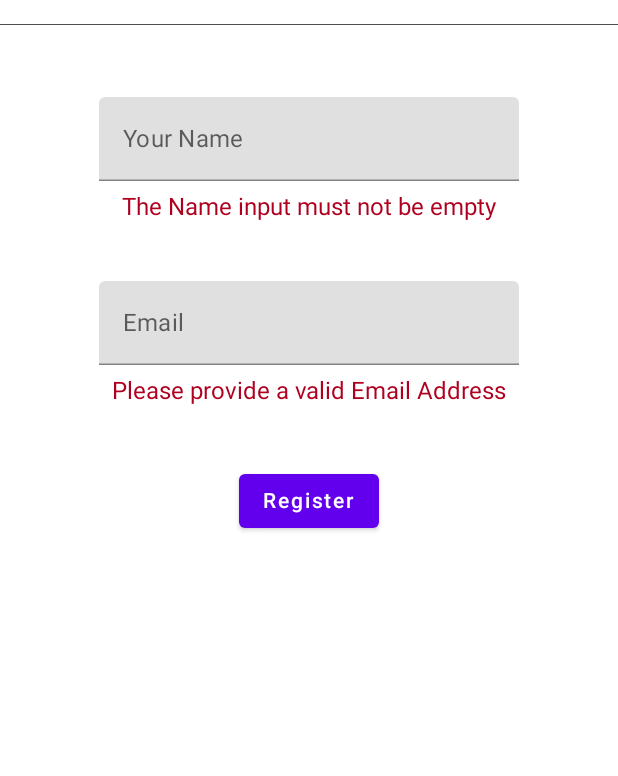
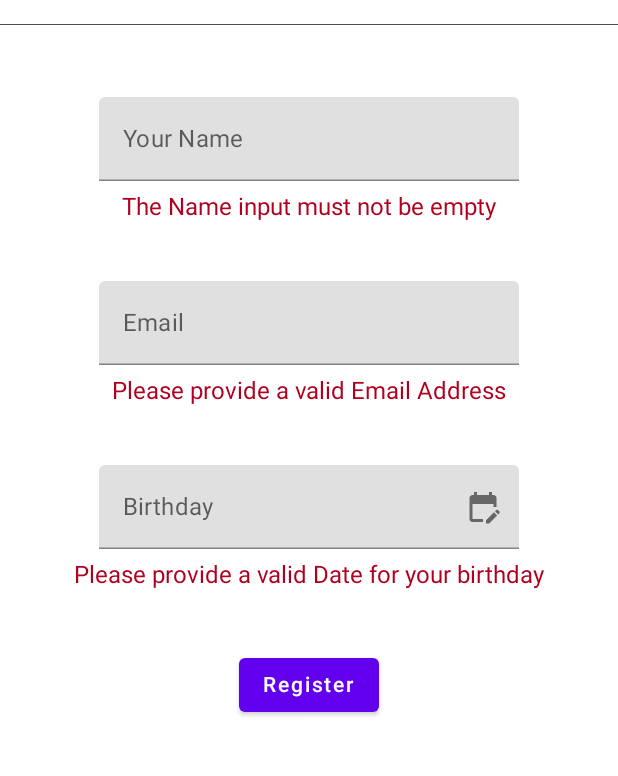
Before and after one commit to Vancore/Registration_Example, an Android app built with Jetpack Compose: the screen it shows after launch (RegistrationActivity), after a tap on "Register", on a phone screen of 412 x 824 dp, the part 108-884 px from its top. Run offline under Robolectric (Android 15) with nearby library versions, the light colour scheme and no system bars; our stand-ins replace Dagger/Hilt's generated code, accompanist.

Commit message:
Datepicker added.

```diff
--- a/app/src/main/java/com/example/registrationzkb/screens/registration/RegistrationScreen.kt
+++ b/app/src/main/java/com/example/registrationzkb/screens/registration/RegistrationScreen.kt
@@ -1,20 +1,37 @@
 package com.example.registrationzkb.screens.registration
 
+import android.app.DatePickerDialog
 import android.content.res.Configuration
+import android.widget.DatePicker
+import androidx.compose.foundation.BorderStroke
+import androidx.compose.foundation.background
+import androidx.compose.foundation.border
+import androidx.compose.foundation.clickable
 import androidx.compose.foundation.layout.*
+import androidx.compose.foundation.shape.RoundedCornerShape
+import androidx.compose.foundation.text.KeyboardActions
 import androidx.compose.foundation.text.KeyboardOptions
 import androidx.compose.material.*
+import androidx.compose.material.icons.Icons
+import androidx.compose.material.icons.filled.EditCalendar
 import androidx.compose.runtime.*
 import androidx.compose.ui.Alignment
 import androidx.compose.ui.Modifier
+import androidx.compose.ui.draw.alpha
+import androidx.compose.ui.graphics.Color
+import androidx.compose.ui.platform.LocalContext
 import androidx.compose.ui.text.input.ImeAction
 import androidx.compose.ui.text.input.KeyboardType
 import androidx.compose.ui.tooling.preview.Preview
 import androidx.compose.ui.unit.dp
+import androidx.compose.ui.window.Dialog
 import com.example.registrationzkb.RegistrationViewModel
 import com.example.registrationzkb.data.RegistrationInput
+import com.example.registrationzkb.screens.shared.ZKBCalendarView
 import com.example.registrationzkb.ui.theme.RegistrationZKBTheme
 import com.google.accompanist.insets.ProvideWindowInsets
+import java.text.SimpleDateFormat
+import java.util.*
 
 @Composable
 fun RegistrationScreen(
@@ -49,7 +66,11 @@ fun RegistrationScreenContent(
 ) {
     val (currentNameInput, nameChange) = remember { mutableStateOf("") }
     val (currentEmailInput, emailChange) = remember { mutableStateOf("") }
-    val (currentBirthdayInput, birthdayChange) = remember { mutableStateOf(0L) }
+    val (currentBirthdayInput, birthdayChange) = remember { mutableStateOf("") }
+
+    var selectedDate by remember { mutableStateOf(Date()) }
+    var showCalendar by remember { mutableStateOf(false) }
+    var showErrors by remember { mutableStateOf(false) }
 
     Column(
         horizontalAlignment = Alignment.CenterHorizontally,
@@ -64,7 +85,7 @@ fun RegistrationScreenContent(
             label = { Text("Your Name") },
             keyboardOptions = KeyboardOptions.Default.copy(imeAction = ImeAction.Next)
         )
-        if (errorInName) {
+        if (showErrors && errorInName) {
             Text(
                 text = "The Name input must not be empty",
                 color = MaterialTheme.colors.error,
@@ -81,9 +102,12 @@ fun RegistrationScreenContent(
             keyboardOptions = KeyboardOptions.Default.copy(
                 keyboardType = KeyboardType.Email,
                 imeAction = ImeAction.Next
+            ),
+            keyboardActions = KeyboardActions(
+                onNext = { showCalendar = !showCalendar }
             )
         )
-        if (errorInEmail) {
+        if (showErrors && errorInEmail) {
             Text(
                 text = "Please provide a valid Email Address",
                 color = MaterialTheme.colors.error,
@@ -93,16 +117,125 @@ fun RegistrationScreenContent(
 
         Spacer(modifier = Modifier.padding(16.dp))
 
+        Box {
+            TextField(
+                value = currentBirthdayInput,
+                onValueChange = birthdayChange,
+                label = { Text("Birthday") },
+                keyboardOptions = KeyboardOptions.Default.copy(
+                    keyboardType = KeyboardType.Number,
+                    imeAction = ImeAction.Go
+                ),
+                trailingIcon = {
+                    Icon(
+                        imageVector = Icons.Default.EditCalendar,
+                        contentDescription = null
+                    )
+                },
+                modifier = Modifier
+                    .clickable {
+                        showCalendar = !showCalendar
+                    }
+                    .padding(horizontal = 24.dp)
+            )
+            Box(
+                modifier = Modifier
+                    .matchParentSize()
+                    .alpha(0f)
+                    .clickable(onClick = { showCalendar = !showCalendar }),
+            )
+        }
+        if (showErrors && errorInDate) {
+            Text(
+                text = "Please provide a valid Date for your birthday",
+                color = MaterialTheme.colors.error,
+                modifier = Modifier.padding(vertical = 8.dp, horizontal = 24.dp)
+            )
+        }
+
+        if (showCalendar) {
+            Dialog(onDismissRequest = { showCalendar = !showCalendar }) {
+                Box(
+                    modifier = Modifier
+                        .background(MaterialTheme.colors.background)
+                        .border(BorderStroke(0.dp, Color.Transparent), RoundedCornerShape(8.dp)),
+                    contentAlignment = Alignment.Center
+                ) {
+                    ZKBCalendarView(datePicked = { year, month, day ->
+                        val date = specificDateToCalendar(year, month, day)
+                        birthdayChange(convertDateToString(date.time))
+                        selectedDate = date
+                        showCalendar = !showCalendar
+                    })
+                }
+            }
+        }
+
+        Spacer(modifier = Modifier.padding(16.dp))
+
         Button(onClick = {
             validateInput(
                 RegistrationInput(
                     currentNameInput,
                     currentEmailInput,
-                    currentBirthdayInput
+                    selectedDate.time
                 )
             )
+            showErrors = true
         }) {
             Text(text = "Register")
+        }
+    }
+}
+
+private fun specificDateToCalendar(year: Int, month: Int, day: Int): Date {
+    val maximumCalendarTime = Calendar.getInstance()
+    maximumCalendarTime[Calendar.YEAR] = year
+    maximumCalendarTime[Calendar.MONTH] = month
+    maximumCalendarTime[Calendar.DAY_OF_MONTH] = day
+    return maximumCalendarTime.time
+}
+
+private fun convertDateToString(time: Long): String {
+    val date = Date(time)
+    val format = SimpleDateFormat("dd.MM.yyyy", Locale.getDefault())
+    return format.format(date)
+}
+
+@Composable
+fun CalendarPicker() {
+    val currentContext = LocalContext.current
+
+    val year: Int
+    val month: Int
+    val day: Int
+
+    val calendar = Calendar.getInstance()
+    year = calendar.get(Calendar.YEAR)
+    month = calendar.get(Calendar.MONTH)
+    day = calendar.get(Calendar.DAY_OF_MONTH)
+    calendar.time = Date()
+
+    val date = remember { mutableStateOf("") }
+    val datePickerDialog = DatePickerDialog(
+        currentContext,
+        { _: DatePicker, year: Int, month: Int, dayOfMonth: Int ->
+            date.value = "$dayOfMonth/$month/$year"
+        }, year, month, day
+    )
+
+    Column(
+        modifier = Modifier.fillMaxSize(),
+        verticalArrangement = Arrangement.Center,
+        horizontalAlignment = Alignment.CenterHorizontally
+    ) {
+
+        Text(text = "Selected Date: ${date.value}")
+        Spacer(modifier = Modifier.size(16.dp))
+        Button(onClick = {
+            datePickerDialog.show()
+        }) {
+            Text(text = "Open Date Picker")
         }
     }
 }
--- a/app/src/main/java/com/example/registrationzkb/usecases/ValidationUseCase.kt
+++ b/app/src/main/java/com/example/registrationzkb/usecases/ValidationUseCase.kt
@@ -1,13 +1,14 @@
 package com.example.registrationzkb.usecases
 
 import com.example.registrationzkb.data.RegistrationInput
+import com.example.registrationzkb.utils.Utils.Companion.EMAIL_ADDRESS_CUSTOM_PATTERN
+import com.example.registrationzkb.utils.Utils.Companion.maximumCalendarTime
+import com.example.registrationzkb.utils.Utils.Companion.minimumCalendarTime
 import kotlinx.coroutines.flow.MutableStateFlow
 import kotlinx.coroutines.flow.StateFlow
 import kotlinx.coroutines.flow.asStateFlow
 import kotlinx.coroutines.flow.update
-import java.text.SimpleDateFormat
 import java.util.*
-import java.util.regex.Pattern
 import javax.inject.Inject
 
 data class ValidationState(
@@ -19,7 +20,7 @@ data class ValidationState(
 
 class ValidationUseCase @Inject constructor(
     // a repository which fetches the current global time
-){
+) {
     private val _validationState = MutableStateFlow(ValidationState())
     val validationState: StateFlow<ValidationState> = _validationState.asStateFlow()
 
@@ -43,46 +44,11 @@ class ValidationUseCase @Inject constructor(
 
     private fun validateEmail(email: String): Boolean {
         if (email.isEmpty()) return false
-        return EMAIL_ADDRESS_CUSTOM.matcher(email).matches() // ToDo: Allow only input with at least 2 chars after '.'
+        return EMAIL_ADDRESS_CUSTOM_PATTERN.matcher(email).matches()
     }
 
     private fun validateDate(date: Long): Boolean {
         val inputDate = Date(date)
         return inputDate.after(minimumCalendarTime()) && inputDate.before(maximumCalendarTime())
     }
-
-    fun convertLongToTime(time: Long): String {
-        val date = Date(time)
-        val format = SimpleDateFormat("yyyy.MM.dd HH:mm", Locale.getDefault())
-        return format.format(date)
-    }
-
-    companion object {
-        fun minimumCalendarTime(): Date {
-            val minimumCalendarTime = Calendar.getInstance()
-            minimumCalendarTime[Calendar.YEAR] = 1900
-            minimumCalendarTime[Calendar.MONTH] = Calendar.JANUARY
-            minimumCalendarTime[Calendar.DAY_OF_MONTH] = 1
-            return minimumCalendarTime.time
-        }
-
-        fun maximumCalendarTime(): Date {
-            val maximumCalendarTime = Calendar.getInstance()
-            maximumCalendarTime[Calendar.YEAR] = 2021
-            maximumCalendarTime[Calendar.MONTH] = Calendar.DECEMBER
-            maximumCalendarTime[Calendar.DAY_OF_MONTH] = 31
-            return maximumCalendarTime.time
-        }
-
-        val EMAIL_ADDRESS_CUSTOM: Pattern = Pattern.compile(
-            "[a-zA-Z0-9\\+\\.\\_\\%\\-\\+]{1,256}" +
-                    "\\@" +
-                    "[a-zA-Z0-9][a-zA-Z0-9\\-]{0,64}" +
-                    "(" +
-                    "\\." +
-                    "[a-zA-Z0-9][a-zA-Z0-9\\-]{1,25}" +
-                    ")+"
-        )
-    }
-
 }
--- /dev/null
+++ b/app/src/main/java/com/example/registrationzkb/utils/Utils.kt
@@ -0,0 +1,35 @@
+package com.example.registrationzkb.utils
+
+import java.util.*
+import java.util.regex.Pattern
+
+class Utils {
+    companion object {
+
+        fun minimumCalendarTime(): Date {
+            val minimumCalendarTime = Calendar.getInstance()
+            minimumCalendarTime[Calendar.YEAR] = 1900
+            minimumCalendarTime[Calendar.MONTH] = Calendar.JANUARY
+            minimumCalendarTime[Calendar.DAY_OF_MONTH] = 1
+            return minimumCalendarTime.time
+        }
+
+        fun maximumCalendarTime(): Date {
+            val maximumCalendarTime = Calendar.getInstance()
+            maximumCalendarTime[Calendar.YEAR] = 2021
+            maximumCalendarTime[Calendar.MONTH] = Calendar.DECEMBER
+            maximumCalendarTime[Calendar.DAY_OF_MONTH] = 31
+            return maximumCalendarTime.time
+        }
+
+        val EMAIL_ADDRESS_CUSTOM_PATTERN: Pattern = Pattern.compile(
+            "[a-zA-Z0-9\\+\\.\\_\\%\\-\\+]{1,256}" +
+                    "\\@" +
+                    "[a-zA-Z0-9][a-zA-Z0-9\\-]{0,64}" +
+                    "(" +
+                    "\\." +
+                    "[a-zA-Z0-9][a-zA-Z0-9\\-]{1,25}" +
+                    ")+"
+        )
+    }
+}
```
Also changed, not shown: app/src/main/java/com/example/registrationzkb/screens/shared/SharedComponents.kt (+30 -0 lines).
